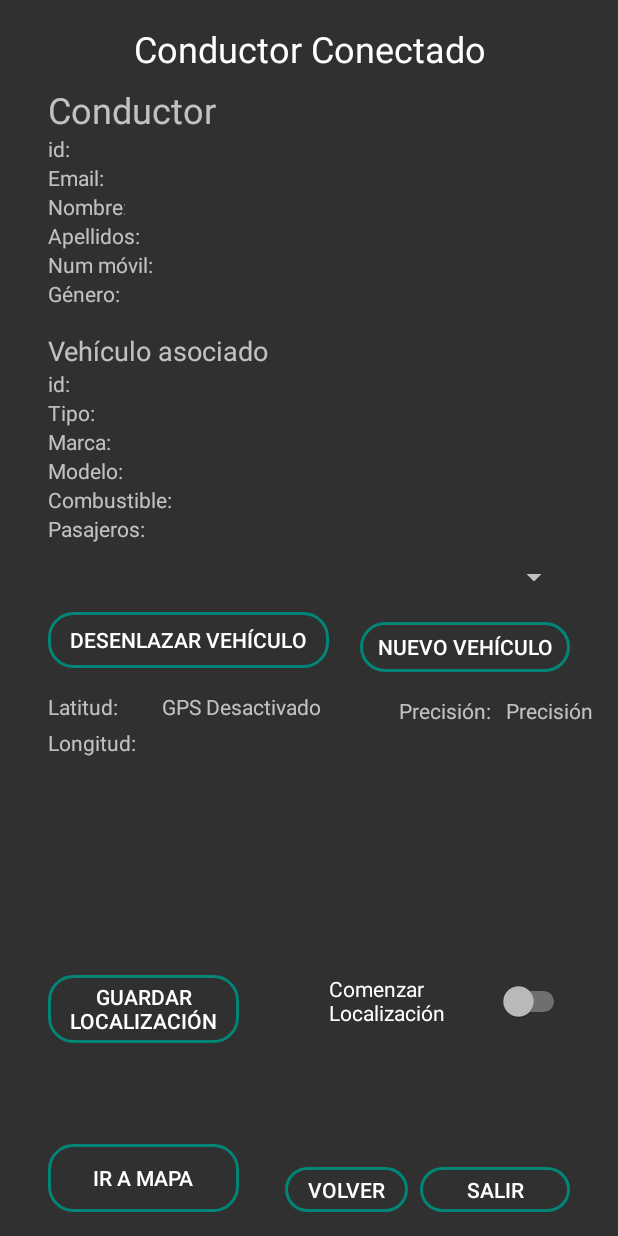
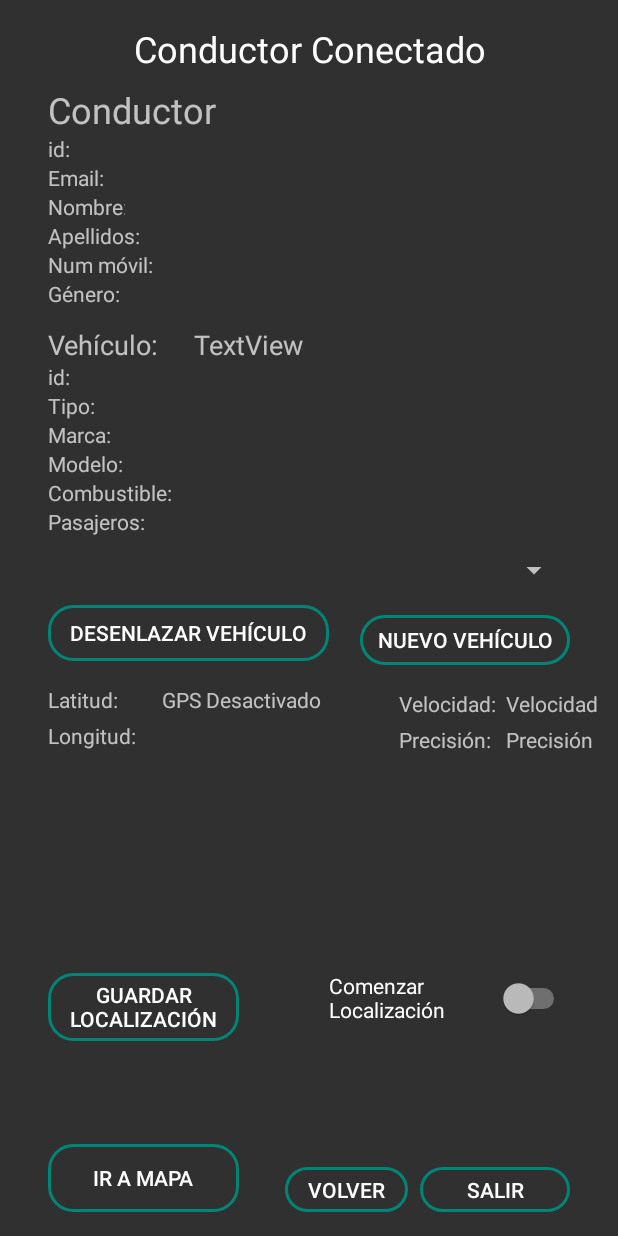
Before and after one commit to avillenam/geoloc, an Android app: the Activity_Usuario_Conectado screen opened directly, with no data from a screen before it, on a phone screen of 412 x 824 dp. Run offline under Robolectric (Android 15) with nearby library versions, the phone set to English and light mode, and no system bars.

Commit message:
Versión 2.5

```diff
--- a/app/src/main/java/com/uned/geoloc_3/Activity_Usuario_Conectado.java
+++ b/app/src/main/java/com/uned/geoloc_3/Activity_Usuario_Conectado.java
@@ -61,8 +61,8 @@ import retrofit2.converter.gson.GsonConverterFactory;
 public class Activity_Usuario_Conectado extends AppCompatActivity {
 
     TextView txt_emailUSer, txt_idDriver, txt_name, txt_surname, txt_mobile, txt_gender;
-    TextView txt_idVehicle, txt_type, txt_brand, txt_model, txt_fuel, txt_passengers;
-    TextView txt_latitud, txt_longitud, txt_direccion, txt_precision;
+    TextView txt_idVehicle, txt_type, txt_brand, txt_model, txt_fuel, txt_passengers, txt_matricula;
+    TextView txt_latitud, txt_longitud, txt_direccion, txt_precision, txt_velocidad;
     Button btn_back, btn_exit, btn_new_vehicle, btn_deattach_vehicle, btn_guardar_posicion, btn_mapa;
     Spinner spinner_vehicles;
     Switch switch_start_location;
@@ -84,6 +84,8 @@ public class Activity_Usuario_Conectado extends AppCompatActivity {
 
     double lat, lon;
     float accuracy;
+    float velocidad;
+    String direccion;
     LatLng currentPoint;
     LatLng previousPoint = new LatLng(0, 0);
 
@@ -115,6 +117,7 @@ public class Activity_Usuario_Conectado extends AppCompatActivity {
         txt_brand = (TextView) findViewById(R.id.txt_brand2);
         txt_model = (TextView) findViewById(R.id.txt_model2);
         txt_fuel = (TextView) findViewById(R.id.txt_fuel2);
+        txt_matricula = (TextView) findViewById(R.id.txt_matricula);
         txt_passengers = (TextView) findViewById(R.id.txt_passengers2);
         btn_back = (Button) findViewById(R.id.btn_back);
         btn_exit = (Button) findViewById(R.id.btn_exit);
@@ -129,6 +132,7 @@ public class Activity_Usuario_Conectado extends AppCompatActivity {
         txt_longitud = (TextView) findViewById(R.id.txt_longitud);
         txt_direccion = (TextView) findViewById(R.id.txt_direccion);
         txt_precision = (TextView) findViewById(R.id.txt_precision);
+        txt_velocidad = (TextView) findViewById(R.id.txt_speed);
 
 
         //crea el objeto Retrofit
@@ -271,14 +275,16 @@ public class Activity_Usuario_Conectado extends AppCompatActivity {
 
     //Insertamos los datos a nuestro webService a través del objeto HttpPost
     private boolean insertar() {
-        if (accuracy <= 20) {
+        if (accuracy <= 100) {
             System.out.println("currentPoint: " + currentPoint.toString());
             System.out.println("previousPoint: " + previousPoint.toString());
 
 /*            if ((previousPoint.latitude == 0) & (previousPoint.latitude == 0)) {
                 previousPoint = currentPoint;
             } else if (CalculationByDistance(currentPoint, previousPoint) >= 3) {*/
-                Call<LoginCode> call = jsonHerokuapp.vehiclePosition(id_current_vehicle, id_current_driver, lon, lat, accuracy);
+
+                //TODO: añadir velocidad y address
+                Call<LoginCode> call = jsonHerokuapp.vehiclePosition(id_current_vehicle, id_current_driver, lon, lat, accuracy, direccion, velocidad);
                 call.enqueue(new Callback<LoginCode>() {
                     @Override
                     public void onResponse(Call<LoginCode> call, Response<LoginCode> response) {
@@ -422,7 +428,8 @@ public class Activity_Usuario_Conectado extends AppCompatActivity {
                         loc.getLatitude(), loc.getLongitude(), 1);
                 if (!list.isEmpty()) {
                     Address DirCalle = list.get(0);
-                    txt_direccion.setText(DirCalle.getAddressLine(0));
+                    direccion = DirCalle.getAddressLine(0);
+                    txt_direccion.setText(direccion);
                     //accuracy = loc.getAccuracy();
                     //System.out.println("Accuracy: " + accuracy + " metros");
                     //txt_precision.setText(accuracy + " m");
@@ -449,14 +456,15 @@ public class Activity_Usuario_Conectado extends AppCompatActivity {
         public void onLocationChanged(Location loc) {
             // Este metodo se ejecuta cada vez que el GPS recibe nuevas coordenadas
             // debido a la deteccion de un cambio de ubicacion
-            loc.getLatitude();
-            loc.getLongitude();
+            //loc.getLatitude();
+            //loc.getLongitude();
             //String lat, lon;
             lat = loc.getLatitude();
             lon = loc.getLongitude();
             currentPoint = new LatLng(lat, lon);
             System.out.println("CurrentPoint Creado: " + currentPoint.toString());
             accuracy = loc.getAccuracy();
+            velocidad = loc.getSpeed(); //metros/segundo
 
             // Formateo símbolo decimal
             DecimalFormatSymbols separadoresPersonalizados = new DecimalFormatSymbols();
@@ -472,6 +480,9 @@ public class Activity_Usuario_Conectado extends AppCompatActivity {
             // Formateo de la precisión a dos decimales
             DecimalFormat df = new DecimalFormat("#.00", separadoresPersonalizados);
             txt_precision.setText(df.format(accuracy) + " m");
+
+            // Obtener la velocidad actual
+            txt_velocidad.setText(df.format(velocidad*3.6) + " km/h");
 
         }
 
@@ -543,6 +554,7 @@ public class Activity_Usuario_Conectado extends AppCompatActivity {
 
                     // Rellenar los TextView con los datos correspondientes del vehículo asociado al conductor actual
                     txt_idVehicle.setText(String.valueOf(id_current_vehicle));
+                    txt_matricula.setText(current_vehicle.getMatricula());
                     txt_type.setText(current_vehicle.getType());
                     txt_brand.setText(current_vehicle.getBrand());
                     txt_model.setText(current_vehicle.getModel());
--- a/app/src/main/java/com/uned/geoloc_3/Interface/JsonHerokuapp.java
+++ b/app/src/main/java/com/uned/geoloc_3/Interface/JsonHerokuapp.java
@@ -128,7 +128,9 @@ public interface JsonHerokuapp {
             @Field("id_driver") int id_driver,
             @Field("coord_x") double coord_x,
             @Field("coord_y") double coord_y,
-            @Field("accuracy") double accuracy
+            @Field("accuracy") double accuracy,
+            @Field("address") String address,
+            @Field("speed") double speed
     );
     // Establece relación conductor-vehiculo
 }
--- a/app/src/main/res/layout/activity_user_loged.xml
+++ b/app/src/main/res/layout/activity_user_loged.xml
@@ -5,6 +5,33 @@
     android:layout_width="match_parent"
     android:layout_height="match_parent"
     tools:context=".Activity_Usuario_Conectado">
+
+    <TextView
+        android:id="@+id/tv_speed"
+        android:layout_width="71dp"
+        android:layout_height="24dp"
+        android:layout_marginStart="52dp"
+        android:layout_marginLeft="52dp"
+        android:layout_marginTop="16dp"
+        android:ems="10"
+        android:inputType="text"
+        android:text="Velocidad:"
+        android:textSize="14sp"
+        app:layout_constraintStart_toEndOf="@+id/txt_latitud"
+        app:layout_constraintTop_toBottomOf="@+id/btn_create_vehicle" />
+
+    <TextView
+        android:id="@+id/txt_speed"
+        android:layout_width="wrap_content"
+        android:layout_height="24dp"
+        android:layout_marginTop="16dp"
+        android:layout_marginEnd="32dp"
+        android:layout_marginRight="32dp"
+        android:text="Velocidad"
+        app:layout_constraintEnd_toEndOf="parent"
+        app:layout_constraintHorizontal_bias="0.0"
+        app:layout_constraintStart_toEndOf="@+id/tv_accuracy"
+        app:layout_constraintTop_toBottomOf="@+id/btn_create_vehicle" />
 
     <TextView
         android:id="@+id/tv_longitud"
@@ -390,19 +417,19 @@
 
     <TextView
         android:id="@+id/tv_vehicle"
-        android:layout_width="0dp"
-        android:layout_height="wrap_content"
+        android:layout_width="99dp"
+        android:layout_height="24dp"
         android:layout_marginStart="32dp"
         android:layout_marginLeft="32dp"
-        android:layout_marginTop="16dp"
+        android:layout_marginTop="12dp"
         android:layout_marginEnd="32dp"
         android:layout_marginRight="32dp"
         android:ems="10"
         android:inputType="text"
-        android:text="Vehículo asociado"
+        android:text="Vehículo:"
         android:textSize="18sp"
         app:layout_constraintEnd_toEndOf="parent"
-        app:layout_constraintHorizontal_bias="1.0"
+        app:layout_constraintHorizontal_bias="0.0"
         app:layout_constraintStart_toStartOf="parent"
         app:layout_constraintTop_toBottomOf="@+id/txt_gender2" />
 
@@ -412,13 +439,12 @@
         android:layout_height="24dp"
         android:layout_marginStart="52dp"
         android:layout_marginLeft="52dp"
-        android:layout_marginTop="16dp"
         android:ems="10"
         android:inputType="text"
         android:text="Precisión:"
         android:textSize="14sp"
         app:layout_constraintStart_toEndOf="@+id/txt_latitud"
-        app:layout_constraintTop_toBottomOf="@+id/btn_create_vehicle" />
+        app:layout_constraintTop_toBottomOf="@+id/tv_speed" />
 
     <Spinner
         android:id="@+id/spinner_vehicles"
@@ -556,14 +582,27 @@
         android:id="@+id/txt_precision"
         android:layout_width="wrap_content"
         android:layout_height="24dp"
-        android:layout_marginTop="16dp"
         android:layout_marginEnd="32dp"
         android:layout_marginRight="32dp"
         android:text="Precisión"
         app:layout_constraintEnd_toEndOf="parent"
         app:layout_constraintHorizontal_bias="0.0"
         app:layout_constraintStart_toEndOf="@+id/tv_accuracy"
-        app:layout_constraintTop_toBottomOf="@+id/btn_create_vehicle" />
+        app:layout_constraintTop_toBottomOf="@+id/txt_speed" />
+
+    <TextView
+        android:id="@+id/txt_matricula"
+        android:layout_width="253dp"
+        android:layout_height="24dp"
+        android:layout_marginTop="12dp"
+        android:layout_marginEnd="32dp"
+        android:layout_marginRight="32dp"
+        android:text="TextView"
+        android:textSize="18dp"
+        app:layout_constraintBottom_toTopOf="@+id/txt_idVehicle2"
+        app:layout_constraintEnd_toEndOf="parent"
+        app:layout_constraintStart_toEndOf="@+id/tv_vehicle"
+        app:layout_constraintTop_toBottomOf="@+id/txt_gender2" />
 
 
 </androidx.constraintlayout.widget.ConstraintLayout>
```
Also changed, not shown: app/src/main/java/com/uned/geoloc_3/Model/Vehicle.java (+14 -5 lines).
